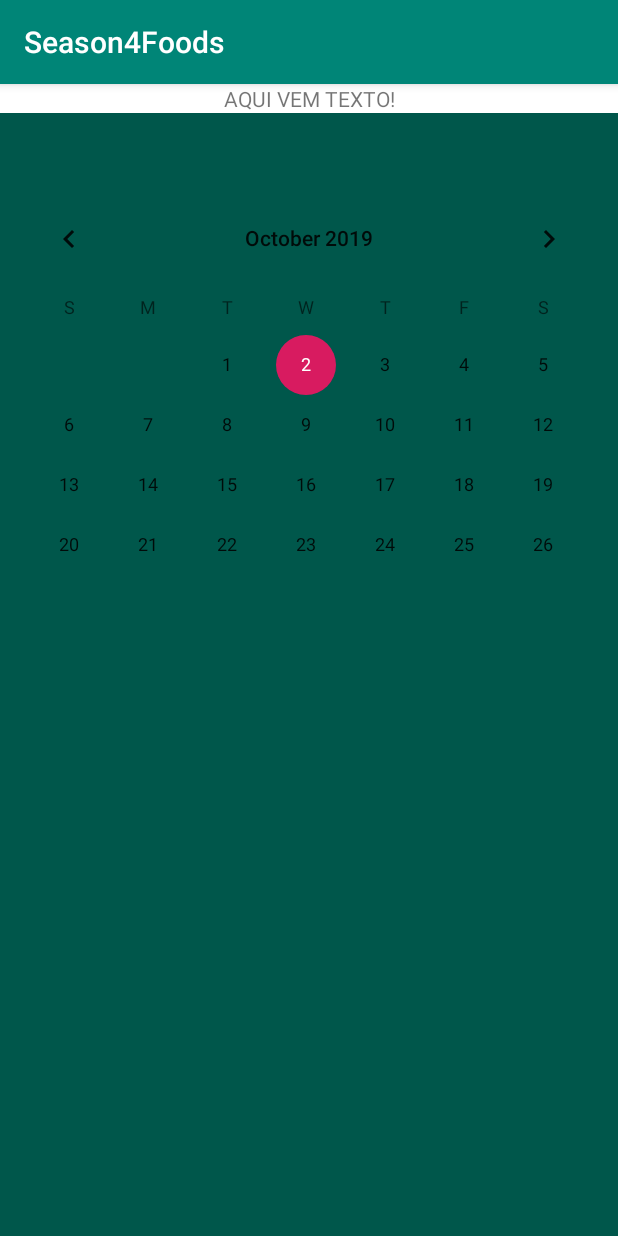
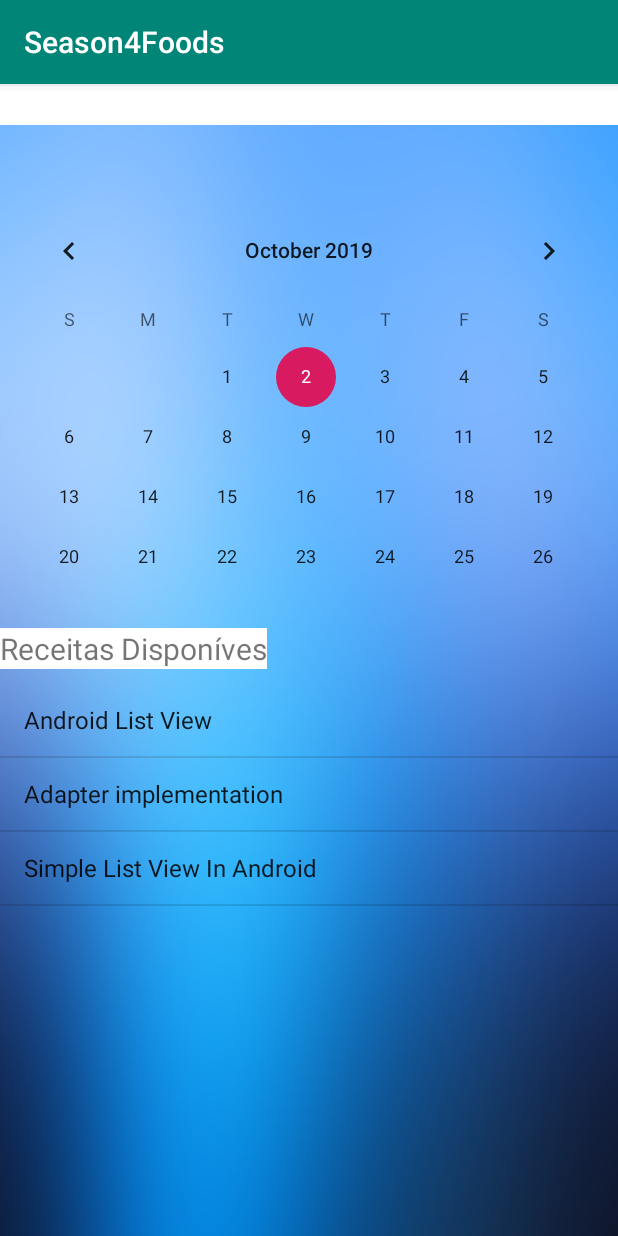
Before and after one commit to MichaelToniolo/Season4Foods, an Android app: the screen it shows after launch (MainActivity), on a phone screen of 412 x 824 dp. Run offline under Robolectric (Android 15) with nearby library versions, the phone set to English and light mode, and no system bars.

Commit message:
Commit List view estatica

```diff
--- a/app/src/main/java/com/example/season4foods/MainActivity.java
+++ b/app/src/main/java/com/example/season4foods/MainActivity.java
@@ -5,18 +5,29 @@ import androidx.appcompat.app.AppCompatActivity;
 
 import android.os.Bundle;
 import android.widget.CalendarView;
+import android.widget.ListView;
 import android.widget.TextView;
+import android.app.ListActivity;
+import android.view.View;
+import android.widget.AdapterView;
+import android.widget.ArrayAdapter;
+import android.widget.Toast;
+import android.widget.AdapterView.OnItemClickListener;
+
+import java.util.List;
 
 public class MainActivity extends AppCompatActivity {
 
-
+    ListView listView;
     CalendarView CalendarioView;
     TextView TxtMain;
+
     @Override
     protected void onCreate(Bundle savedInstanceState) {
         super.onCreate(savedInstanceState);
         setContentView(R.layout.activity_main);
 
+        listView = (ListView) findViewById(R.id.list_alimentos);
         CalendarioView = (CalendarView) findViewById(R.id.CalendarioView);
         TxtMain = (TextView) findViewById(R.id.TxtMain);
         CalendarioView.setOnDateChangeListener(new CalendarView.OnDateChangeListener() {
@@ -29,52 +40,54 @@ public class MainActivity extends AppCompatActivity {
 
                 String date = i2 + "/" + i1 + "/" + i;
 
-                switch (i1){
-                    case 1 :
+                switch (i1) {
+                    case 1:
                         TxtMain.setText(date);
                         TxtMain.setText("JANUARIO");
+
                         break;
-                    case 2 :
+                    case 2:
                         TxtMain.setText(date);
                         TxtMain.setText("FEVEREIRO");
+
                         break;
-                    case 3 :
+                    case 3:
                         TxtMain.setText(date);
                         TxtMain.setText("MARÇO");
                         break;
-                    case 4 :
+                    case 4:
                         TxtMain.setText(date);
                         TxtMain.setText("ABRIL");
                         break;
-                    case 5 :
+                    case 5:
                         TxtMain.setText(date);
                         TxtMain.setText("MAIO");
                         break;
-                    case 6 :
+                    case 6:
                         TxtMain.setText(date);
                         TxtMain.setText("JUNHO");
                         break;
-                    case 7 :
+                    case 7:
                         TxtMain.setText(date);
                         TxtMain.setText("AGOSTO");
                         break;
-                    case 8 :
+                    case 8:
                         TxtMain.setText(date);
                         TxtMain.setText("SETEMBRO");
                         break;
-                    case 9 :
+                    case 9:
                         TxtMain.setText(date);
                         TxtMain.setText("OUTUBRO");
                         break;
-                    case 10 :
+                    case 10:
                         TxtMain.setText(date);
                         TxtMain.setText("NOVEMBRO");
                         break;
-                    case 11 :
+                    case 11:
                         TxtMain.setText(date);
                         TxtMain.setText("DEZEMBRO");
                         break;
-                    case 12 :
+                    case 12:
                         TxtMain.setText(date);
                         TxtMain.setText("JANUARIO");
                         break;
@@ -83,11 +96,39 @@ public class MainActivity extends AppCompatActivity {
 
 
                 }
+
+
             }
         });
 
+        listView = (ListView) findViewById(R.id.list_alimentos);
 
+        String[] values = new String[] { "Android List View",
+                "Adapter implementation",
+                "Simple List View In Android",
+                "Create List View Android",
+                "Android Example",
+                "List View Source Code",
+                "List View Array Adapter",
+                "Android Example List View"
+        };
 
+        ArrayAdapter adapter = new ArrayAdapter(this,android.R.layout.simple_list_item_1, android.R.id.text1, values);
+
+         listView.setAdapter(adapter);
+
+        listView.setOnItemClickListener((new OnItemClickListener() {
+             @Override
+             public void onItemClick(AdapterView<?> parent, View view, int position, long id) {
+
+               int itemPosition = position;
+
+               String itemvalue = (String) listView.getItemAtPosition(position);
+
+               Toast.makeText(getApplicationContext(), itemvalue,  Toast.LENGTH_LONG).show();
+
+          }
+         }));
 
 
     }
--- a/app/src/main/res/layout/activity_main.xml
+++ b/app/src/main/res/layout/activity_main.xml
@@ -6,7 +6,7 @@
     xmlns:tools="http://schemas.android.com/tools"
     android:layout_width="match_parent"
     android:layout_height="match_parent"
-    android:background="@color/colorPrimaryDark"
+    android:background="@drawable/back_blur"
     android:orientation="vertical"
     tools:context=".MainActivity"
     >
@@ -15,9 +15,9 @@
         android:id="@+id/TxtMain"
         android:layout_width="match_parent"
         android:layout_height="wrap_content"
-        android:text="AQUI VEM TEXTO!"
         android:textAlignment="center"
         android:background="@android:color/background_light"
+        android:textSize="20dp"
      />
 
     //LinearLayout Calendário
@@ -28,13 +28,12 @@
         <CalendarView
             android:id="@+id/CalendarioView"
             android:layout_width="match_parent"
-            android:layout_height="match_parent"
+            android:layout_height="278dp"
             android:layout_marginTop="50dp"
             android:maxDate="12/31/2019"
             android:minDate="01/01/2019"
 
-            >
-        </CalendarView>
+            ></CalendarView>
     </LinearLayout>
 
     <LinearLayout
@@ -44,16 +43,24 @@
         android:layout_marginTop="25dp"
         android:background="@android:color/background_light">
 
-        <ListView
-            android:layout_width="wrap_content"
+        <TextView
+            android:id="@+id/textView2"
+            android:layout_width="match_parent"
             android:layout_height="match_parent"
-            >
+            android:background="@android:drawable/menuitem_background"
+            android:text="Receitas Disponíves"
+            android:textSize="20dp"
+            tools:visibility="visible" />
+    </LinearLayout>
+
+    <ListView
+        android:id="@+id/list_alimentos"
+        android:layout_width="wrap_content"
+        android:layout_height="150dp"
+        android:layout_marginTop="10dp">
 
 
-        </ListView>
-    </LinearLayout>
-
-
+    </ListView>
 
 
 </LinearLayout>
```
Also changed, not shown: app/src/main/res/drawable/back_blur.png (added), 4 other files.
